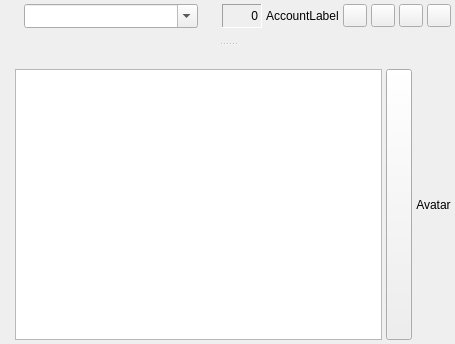
Above: src/chatdlg.ui from psi-im/psi before the change. Below: the same form after it.
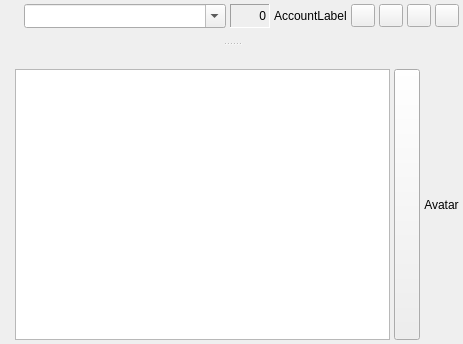
That is the form after the change. Custom widgets are drawn as their Qt base class.

Commit message: Remove client-version icon with duplicating info

```diff
--- a/src/chatdlg.ui
+++ b/src/chatdlg.ui
@@ -6,7 +6,7 @@
    <rect>
     <x>0</x>
     <y>0</y>
-    <width>455</width>
+    <width>463</width>
     <height>344</height>
    </rect>
   </property>
@@ -100,25 +100,6 @@
            </property>
           </widget>
          </item>
-         <item>
-          <widget class="QLabel" name="lb_client">
-           <property name="minimumSize">
-            <size>
-             <width>16</width>
-             <height>16</height>
-            </size>
-           </property>
-           <property name="maximumSize">
-            <size>
-             <width>16</width>
-             <height>16</height>
-            </size>
-           </property>
-           <property name="text">
-            <string/>
-           </property>
-          </widget>
-         </item>
          <item>
           <widget class="QLabel" name="lb_count">
            <property name="sizePolicy">
```
Left out of the diff: 33 changed lines with no effect on the pictures. The commit also changes 1 other file.
